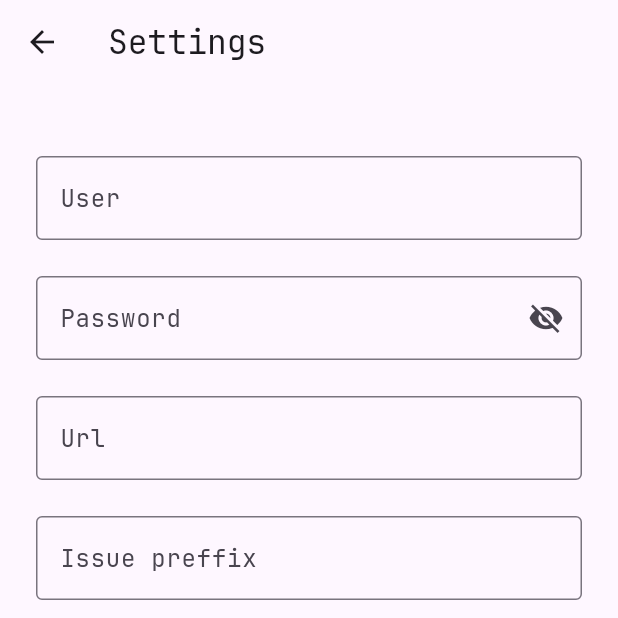
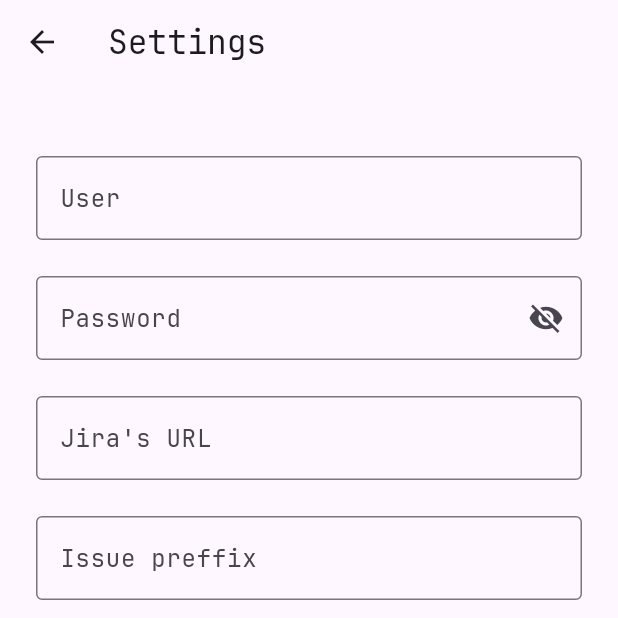
Before and after one commit to alejandrobolano/worklogs_jira, a Flutter app: the screen it shows after launch, after a tap on the "settings" icon, on a phone screen of 412 x 824 dp, the top half of it. Run offline on Flutter 3.47's test engine with Material 2 defaults, Android fonts, the phone set to English and light mode, and no system bars; our stand-ins replace cached_network_image, fl_chart, flutter_speed_dial, package_info_plus, shared_preferences; generated files the repository leaves out were written again.

Commit message:
feat: Refactor. Add logic to obtain jira url base

```diff
--- a/lib/src/dashboard/dashboard_controller.dart
+++ b/lib/src/dashboard/dashboard_controller.dart
@@ -8,8 +8,14 @@ class DashboardController with ChangeNotifier {
   final JiraService _jiraService;
   final SettingsService _settingsService;
 
-  Future<Response> getWorklist(
-      String url, String startRange, String finisRange) async {
+  Future<Response> getWorklist(String startRange, String finisRange) async {
+    final url = await _settingsService.getJiraPath();
+    if (url == "") {
+      return Future<Response>(
+        () => Response('Error: Jira URL not found', 400,
+            reasonPhrase: "Jira URL not found"),
+      );
+    }
     final basicAuth = await _settingsService.getBasicAuth();
     String? username = await _settingsService.getUsername();
     if (basicAuth == null || basicAuth == "") {
--- a/lib/src/jira/jira_view.dart
+++ b/lib/src/jira/jira_view.dart
@@ -32,7 +32,6 @@ class _JiraViewState extends State<JiraView> {
   final _textControllers = [];
   bool _isLoading = false;
   late WorklogResponse _worklogResponse = WorklogResponse();
-  static String _url = '';
 
   @override
   void initState() {
@@ -50,17 +49,13 @@ class _JiraViewState extends State<JiraView> {
     super.dispose();
   }
 
-  String _createUrlByEnvironment(AppConfig config) {
-    return "${config.apiBaseUrl}issue/";
-  }
-
   void _getData() async {
     if (_isCorrectValidationFields(isSimple: true)) {
       setState(() {
         _isLoading = true;
       });
       final String issue = _issueController.text;
-      final response = await widget.controller.getData(_url, issue);
+      final response = await widget.controller.getData(issue);
 
       if (widget.controller.isOkStatusCode(response.statusCode)) {
         Map<String, dynamic> map = jsonDecode(response.body);
@@ -86,8 +81,8 @@ class _JiraViewState extends State<JiraView> {
       final String date = _dateController.text;
       var repetitions = int.tryParse(_repetitionsController.text);
       repetitions ??= 1;
-      final response = await widget.controller
-          .postData(_url, issue, hours, date, repetitions);
+      final response =
+          await widget.controller.postData(issue, hours, date, repetitions);
       _handleReponse(response, extraText: response.reasonPhrase);
 
       if (widget.controller.isOkStatusCode(response.statusCode)) {
@@ -107,7 +102,7 @@ class _JiraViewState extends State<JiraView> {
       late String? id = worklog.id;
       late String? issueId = worklog.issueId;
       if (id != null && issueId != null) {
-        final response = await widget.controller.deleteData(_url, id, issueId);
+        final response = await widget.controller.deleteData(id, issueId);
         _handleReponse(response);
 
         if (widget.controller.isOkStatusCode(response.statusCode)) {
@@ -179,8 +174,7 @@ class _JiraViewState extends State<JiraView> {
 
   @override
   Widget build(BuildContext context) {
-    AppConfig config = AppConfig.of(context)!;
-    _url = _createUrlByEnvironment(config);
+    //AppConfig config = AppConfig.of(context)!;
 
     var isLastIssueLoaded = false;
     widget.controller.getLastIssue().then((value) {
--- a/lib/src/localization/app_en.arb
+++ b/lib/src/localization/app_en.arb
@@ -33,5 +33,6 @@
   "comment": "Comments",
   "created": "Created",
   "updated": "Updated",
-  "assginee": "Assignee"
+  "assginee": "Assignee",
+  "jiraPath": "Jira's URL"
 }
--- a/lib/src/localization/app_es.arb
+++ b/lib/src/localization/app_es.arb
@@ -33,5 +33,6 @@
   "comment": "Comentarios",
   "created": "Creado",
   "updated": "Actualizado",
-  "assginee": "Asignada"
+  "assginee": "Asignada",
+  "jiraPath": "Url de Jira"
 }
--- a/lib/src/settings/settings_controller.dart
+++ b/lib/src/settings/settings_controller.dart
@@ -22,7 +22,7 @@ class SettingsController with ChangeNotifier {
     final basicAuth = await _settingsService.getBasicAuth();
     _isAuthSaved = basicAuth != '' && basicAuth != null;
     _issuePreffix = await _settingsService.getIssuePreffix();
-    _jiraPath = await _settingsService.getJiraPath();
+    _jiraPath = await _settingsService.getJiraBasePath();
     notifyListeners();
   }
 
--- a/lib/src/settings/settings_service.dart
+++ b/lib/src/settings/settings_service.dart
@@ -65,7 +65,14 @@ class SettingsService {
     await _preferencesService.set(_usernameKey, username);
   }
 
+//todo /rest/api/2
+
   Future<String?> getJiraPath() async {
+    var jiraPathSaved = await getJiraBasePath();
+    return "$jiraPathSaved/rest/api/2/";
+  }
+
+  Future<String?> getJiraBasePath() async {
     return _preferencesService.get(_jiraPathKey);
   }
 
--- a/lib/src/settings/settings_view.dart
+++ b/lib/src/settings/settings_view.dart
@@ -73,6 +73,7 @@ class _SettingsViewState extends State<SettingsView> {
   @override
   Widget build(BuildContext context) {
     return Scaffold(
+      resizeToAvoidBottomInset: false,
       appBar: AppBar(
         title: Text(
           AppLocalizations.of(context)!.settings,
@@ -80,7 +81,7 @@ class _SettingsViewState extends State<SettingsView> {
       ),
       body: Padding(
           padding: const EdgeInsets.all(24),
-          child: Column(children: [
+          child: ListView(children: [
             if (widget.controller.isAuthSaved)
               SizedBox(
                   child: InputChip(
@@ -135,10 +136,11 @@ class _SettingsViewState extends State<SettingsView> {
                 keyboardType: TextInputType.url,
                 controller: _jiraPathController,
                 textCapitalization: TextCapitalization.words,
-                decoration: const InputDecoration(
-                    border: OutlineInputBorder(),
-                    labelText: 'Url' //AppLocalizations.of(context)?.jiraPath,
-                    ),
+                decoration: InputDecoration(
+                  border: const OutlineInputBorder(),
+                  hintText: 'https://jira.domain.com/',
+                  labelText: AppLocalizations.of(context)?.jiraPath,
+                ),
               ),
             ),
             const SizedBox(height: 24.0),
```
Also changed, not shown: lib/src/dashboard/dashboard_view.dart (+3 -10 lines), lib/src/jira/jira_controller.dart (+55 -24 lines).
